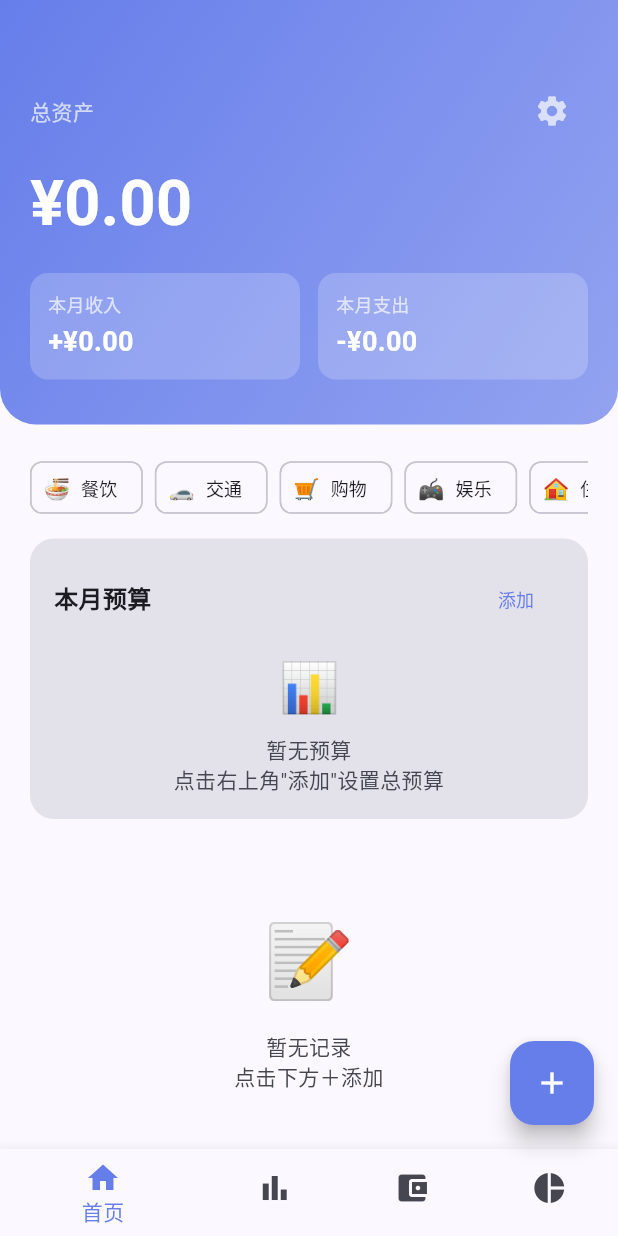
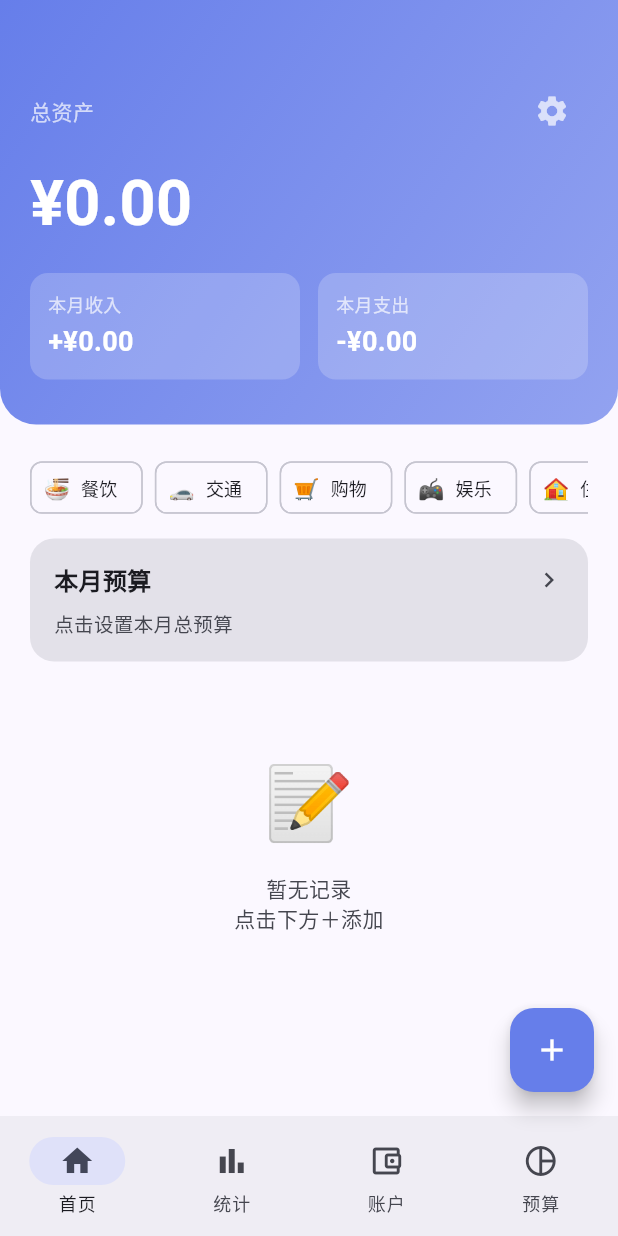
Before and after one commit to shouyangliu/wallet, a Flutter app: the screen it shows after launch, on a phone screen of 412 x 824 dp. Run offline on Flutter 3.47's test engine with Material 3 defaults, Android fonts, the phone set to English and light mode, and no system bars; our stand-ins replace fl_chart, shared_preferences; Roboto replaces fonts that are missing (Noto Sans SC).

Commit message:
改进外观：深色适配、状态栏、NavigationBar、金额自适应、预算卡复用

```diff
--- a/lib/main.dart
+++ b/lib/main.dart
@@ -1,6 +1,7 @@
 import 'dart:convert';
 import 'dart:io';
 import 'package:flutter/material.dart';
+import 'package:flutter/services.dart';
 import 'package:shared_preferences/shared_preferences.dart';
 import 'package:intl/intl.dart';
 import 'package:fl_chart/fl_chart.dart';
@@ -226,7 +227,7 @@ class _HomePageState extends State<HomePage> {
   String _statsType = 'month';
   int _statsYear = DateTime.now().year;
   int _statsMonth = DateTime.now().month;
-  String _searchQuery = '';
+  final String _searchQuery = '';
   String? _filterCategory;
 
   @override
@@ -367,7 +368,18 @@ class _HomePageState extends State<HomePage> {
 
   @override
   Widget build(BuildContext context) {
-    return Scaffold(
+    final scheme = Theme.of(context).colorScheme;
+    final topIsPrimary = _currentIndex != 3;
+    final topBg = topIsPrimary ? scheme.primary : scheme.surface;
+    final overlayStyle = ThemeData.estimateBrightnessForColor(topBg) ==
+            Brightness.dark
+        ? SystemUiOverlayStyle.light
+        : SystemUiOverlayStyle.dark;
+    return AnnotatedRegion<SystemUiOverlayStyle>(
+      value: overlayStyle.copyWith(
+        statusBarColor: Colors.transparent,
+      ),
+      child: Scaffold(
         resizeToAvoidBottomInset: false,
         body: IndexedStack(
           index: _currentIndex,
@@ -378,58 +390,72 @@ class _HomePageState extends State<HomePage> {
             _buildBudgetPage(),
           ],
         ),
-      bottomNavigationBar: BottomNavigationBar(
-        currentIndex: _currentIndex,
-        onTap: (i) => setState(() => _currentIndex = i),
-        selectedItemColor: Theme.of(context).colorScheme.primary,
-        unselectedItemColor: Theme.of(context).colorScheme.onSurfaceVariant,
-        items: const [
-          BottomNavigationBarItem(icon: Icon(Icons.home), label: '首页'),
-          BottomNavigationBarItem(icon: Icon(Icons.bar_chart), label: '统计'),
-          BottomNavigationBarItem(icon: Icon(Icons.account_balance_wallet), label: '账户'),
-          BottomNavigationBarItem(icon: Icon(Icons.pie_chart), label: '预算'),
+        bottomNavigationBar: NavigationBar(
+          selectedIndex: _currentIndex,
+          onDestinationSelected: (i) => setState(() => _currentIndex = i),
+          destinations: const [
+            NavigationDestination(icon: Icon(Icons.home_outlined), selectedIcon: Icon(Icons.home), label: '首页'),
+            NavigationDestination(icon: Icon(Icons.bar_chart_outlined), selectedIcon: Icon(Icons.bar_chart), label: '统计'),
+            NavigationDestination(icon: Icon(Icons.account_balance_wallet_outlined), selectedIcon: Icon(Icons.account_balance_wallet), label: '账户'),
+            NavigationDestination(icon: Icon(Icons.pie_chart_outline), selectedIcon: Icon(Icons.pie_chart), label: '预算'),
           ],
         ),
         floatingActionButton: _currentIndex == 0
             ? FloatingActionButton(
                 onPressed: _showAddDialog,
                 backgroundColor: Theme.of(context).colorScheme.primary,
-              child: const Icon(Icons.add, color: Colors.white),
+                child: Icon(Icons.add, color: Theme.of(context).colorScheme.onPrimary),
               )
             : _currentIndex == 2
                 ? FloatingActionButton(
                     onPressed: _showAddAccountDialog,
                     backgroundColor: Theme.of(context).colorScheme.primary,
-                  child: const Icon(Icons.add, color: Colors.white),
+                    child: Icon(Icons.add, color: Theme.of(context).colorScheme.onPrimary),
                   )
                 : _currentIndex == 3
                     ? FloatingActionButton(
                         onPressed: _showAddBudgetDialog,
                         backgroundColor: Theme.of(context).colorScheme.primary,
-                      child: const Icon(Icons.add, color: Colors.white),
+                        child: Icon(Icons.add, color: Theme.of(context).colorScheme.onPrimary),
                       )
                     : null,
-    );
-  }
-
-  Color _getBalanceColor(int backgroundColor) {
-    final brightness = ThemeData.estimateBrightnessForColor(Color(backgroundColor));
-    // 蓝绿色系：根据背景亮度自动调整
-    return brightness == Brightness.dark
-        ? Colors.cyanAccent // 深色背景用亮青色
-        : const Color(0xFF006064); // 浅色背景用深青色
+      ),
+    );
+  }
+
+  Color _onColor(int backgroundColor) {
+    return ThemeData.estimateBrightnessForColor(Color(backgroundColor)) ==
+            Brightness.dark
+        ? Colors.white
+        : Colors.black;
+  }
+
+  ({double totalSpent, int remainingDays, double dailyAvailable}) _computeBudget() {
+    final now = DateTime.now();
+    final totalSpent = _transactions
+        .where((t) =>
+            t.isExpense && t.date.year == now.year && t.date.month == now.month)
+        .fold(0.0, (s, t) => s + t.amount);
+    final daysInMonth = DateTime(now.year, now.month + 1, 0).day;
+    final remainingDays = daysInMonth - now.day + 1;
+    final dailyAvailable = (_budget == null || remainingDays <= 0)
+        ? 0.0
+        : (_budget!.totalLimit - totalSpent) / remainingDays;
+    return (
+      totalSpent: totalSpent,
+      remainingDays: remainingDays,
+      dailyAvailable: dailyAvailable,
+    );
   }
 
   Widget _buildBudgetCard() {
-    // 计算本月总支出
-    final now = DateTime.now();
-    final monthExpenses = _transactions.where((t) =>
-        t.isExpense &&
-        t.date.year == now.year &&
-        t.date.month == now.month);
-    final totalSpent = monthExpenses.fold(0.0, (sum, t) => sum + t.amount);
-
-    return Container(
+    final stats = _computeBudget();
+    final totalSpent = stats.totalSpent;
+
+    return InkWell(
+      onTap: () => setState(() => _currentIndex = 3),
+      borderRadius: BorderRadius.circular(16),
+      child: Container(
         margin: const EdgeInsets.fromLTRB(20, 16, 20, 0),
         padding: const EdgeInsets.all(16),
         decoration: BoxDecoration(
@@ -442,55 +468,60 @@ class _HomePageState extends State<HomePage> {
             Row(
               mainAxisAlignment: MainAxisAlignment.spaceBetween,
               children: [
-              Text('本月预算', style: TextStyle(fontSize: 16, fontWeight: FontWeight.bold)),
-              TextButton(
-                onPressed: _showAddBudgetDialog,
-                child: Text(_budget == null ? '添加' : '设置', style: TextStyle(fontSize: 12)),
-              ),
+                const Text('本月预算', style: TextStyle(fontSize: 16, fontWeight: FontWeight.bold)),
+                Icon(Icons.chevron_right,
+                    size: 20,
+                    color: Theme.of(context).colorScheme.onSurfaceVariant),
               ],
             ),
             if (_budget == null) ...[
-            const SizedBox(height: 12),
-            Center(
-              child: Column(
-                children: [
-                  const Text('📊', style: TextStyle(fontSize: 32)),
               const SizedBox(height: 8),
-                  Text('暂无预算\n点击右上角"添加"设置总预算',
-                      textAlign: TextAlign.center,
-                      style: TextStyle(color: Theme.of(context).colorScheme.onSurfaceVariant)),
-                ],
-              ),
-            ),
+              Text('点击设置本月总预算',
+                  style: TextStyle(
+                      fontSize: 13,
+                      color: Theme.of(context).colorScheme.onSurfaceVariant)),
             ] else ...[
               const SizedBox(height: 8),
               Row(
                 children: [
                   Text(_budget!.emoji, style: const TextStyle(fontSize: 16)),
                   const SizedBox(width: 8),
-                Text('总预算', style: const TextStyle(fontSize: 14)),
+                  Text(
+                    '¥${totalSpent.toStringAsFixed(0)} / ¥${_budget!.totalLimit.toStringAsFixed(0)}',
+                    style: const TextStyle(fontSize: 13),
+                  ),
                   const Spacer(),
-                Text('¥${totalSpent.toStringAsFixed(0)}/¥${_budget!.totalLimit.toStringAsFixed(0)}',
-                    style: const TextStyle(fontSize: 12)),
-              ],
-            ),
-            const SizedBox(height: 4),
-            LinearProgressIndicator(
+                  Text(
+                    '${((totalSpent / _budget!.totalLimit) * 100).clamp(0, 999).toStringAsFixed(0)}%',
+                    style: TextStyle(
+                        fontSize: 13,
+                        fontWeight: FontWeight.bold,
+                        color: totalSpent > _budget!.totalLimit
+                            ? Colors.red
+                            : Theme.of(context).colorScheme.onSurface),
+                  ),
+                ],
+              ),
+              const SizedBox(height: 6),
+              ClipRRect(
+                borderRadius: BorderRadius.circular(4),
+                child: LinearProgressIndicator(
+                  minHeight: 6,
                   value: (totalSpent / _budget!.totalLimit).clamp(0.0, 1.0),
-              backgroundColor: Colors.grey[300],
+                  backgroundColor:
+                      Theme.of(context).colorScheme.surfaceContainer,
                   valueColor: AlwaysStoppedAnimation<Color>(
-                totalSpent > _budget!.totalLimit * 0.8 ? Colors.red : Colors.green,
-              ),
-            ),
-            const SizedBox(height: 4),
-            if (totalSpent > _budget!.totalLimit)
-              Text('已超支¥${(totalSpent - _budget!.totalLimit).toStringAsFixed(2)}',
-                  style: const TextStyle(fontSize: 12, color: Colors.red)),
-            if (totalSpent <= _budget!.totalLimit)
-              Text('剩余¥${(_budget!.totalLimit - totalSpent).toStringAsFixed(2)} (日均¥${(_budget!.totalLimit - totalSpent) / DateTime(now.year, now.month + 1, 0).day > 0 ? (_budget!.totalLimit - totalSpent) / DateTime(now.year, now.month + 1, 0).day : 0})',
-                  style: const TextStyle(fontSize: 12, color: Colors.green)),
-          ],
-        ],
+                    totalSpent > _budget!.totalLimit
+                        ? Colors.red
+                        : totalSpent > _budget!.totalLimit * 0.8
+                            ? Colors.orange
+                            : Theme.of(context).colorScheme.primary,
+                  ),
+                ),
+              ),
+            ],
+          ],
+        ),
       ),
     );
   }
@@ -587,7 +618,7 @@ class _HomePageState extends State<HomePage> {
               gradient: LinearGradient(
                 colors: [
                   Theme.of(context).colorScheme.primary,
-                  Theme.of(context).colorScheme.primary.withValues(alpha:0.7),
+                  Theme.of(context).colorScheme.primary.withValues(alpha: 0.7),
                 ],
                 begin: Alignment.topLeft,
                 end: Alignment.bottomRight,
@@ -612,11 +643,16 @@ class _HomePageState extends State<HomePage> {
                   ],
                 ),
                 const SizedBox(height: 8),
-                Text('¥${_balance.toStringAsFixed(2)}',
+                FittedBox(
+                  fit: BoxFit.scaleDown,
+                  alignment: Alignment.centerLeft,
+                  child: Text('¥${_balance.toStringAsFixed(2)}',
+                      maxLines: 1,
                       style: const TextStyle(
                           color: Colors.white,
                           fontSize: 42,
                           fontWeight: FontWeight.bold)),
+                ),
                 const SizedBox(height: 16),
                 Row(
                   children: [
@@ -647,7 +683,7 @@ class _HomePageState extends State<HomePage> {
                       child: Container(
                         padding: const EdgeInsets.all(12),
                         decoration: BoxDecoration(
-                            color: Colors.white.withValues(alpha:0.2),
+                            color: Colors.white.withValues(alpha: 0.2),
                             borderRadius: BorderRadius.circular(12)),
                         child: Column(
                           crossAxisAlignment: CrossAxisAlignment.start,
@@ -847,7 +883,7 @@ class _HomePageState extends State<HomePage> {
                 gradient: LinearGradient(
                   colors: [
                     Theme.of(context).colorScheme.primary,
-                    Theme.of(context).colorScheme.primary.withValues(alpha:0.7),
+                    Theme.of(context).colorScheme.primary.withValues(alpha: 0.7),
                   ],
                   begin: Alignment.topLeft,
                   end: Alignment.bottomRight,
@@ -938,12 +974,12 @@ class _HomePageState extends State<HomePage> {
         margin: const EdgeInsets.only(left: 6),
         padding: const EdgeInsets.symmetric(horizontal: 10, vertical: 4),
         decoration: BoxDecoration(
-          color: active ? Colors.white.withValues(alpha:0.25) : Colors.transparent,
+          color: active ? Colors.white.withValues(alpha: 0.25) : Colors.transparent,
           borderRadius: BorderRadius.circular(8),
           border: Border.all(
             color: active
                 ? Colors.white
-                : Colors.white.withValues(alpha:0.4),
+                : Colors.white.withValues(alpha: 0.4),
           ),
         ),
         child: Text('$n列',
@@ -963,7 +999,7 @@ class _HomePageState extends State<HomePage> {
               gradient: LinearGradient(
                 colors: [
                   Theme.of(context).colorScheme.primary,
-                  Theme.of(context).colorScheme.primary.withValues(alpha:0.7),
+                  Theme.of(context).colorScheme.primary.withValues(alpha: 0.7),
                 ],
                 begin: Alignment.topLeft,
                 end: Alignment.bottomRight,
@@ -991,11 +1027,16 @@ class _HomePageState extends State<HomePage> {
                   ],
                 ),
                 const SizedBox(height: 8),
-                Text('¥${totalAssets.toStringAsFixed(2)}',
+                FittedBox(
+                  fit: BoxFit.scaleDown,
+                  alignment: Alignment.centerLeft,
+                  child: Text('¥${totalAssets.toStringAsFixed(2)}',
+                      maxLines: 1,
                       style: const TextStyle(
                           color: Colors.white,
                           fontSize: 42,
                           fontWeight: FontWeight.bold)),
+                ),
               ],
             ),
           ),
@@ -1038,7 +1079,7 @@ class _HomePageState extends State<HomePage> {
                             borderRadius: BorderRadius.circular(16),
                             boxShadow: [
                               BoxShadow(
-                                color: Theme.of(context).colorScheme.shadow.withValues(alpha:0.08),
+                                color: Theme.of(context).colorScheme.shadow.withValues(alpha: 0.08),
                                 blurRadius: 10,
                                 offset: const Offset(0, 2),
                               ),
@@ -1057,16 +1098,14 @@ class _HomePageState extends State<HomePage> {
                                   style: TextStyle(
                                       fontSize: 13,
                                       fontWeight: FontWeight.w500,
-                                      color: ThemeData.estimateBrightnessForColor(Color(a.color)) == Brightness.dark
-                                          ? Colors.white
-                                          : Colors.black)),
+                                      color: _onColor(a.color))),
                               const SizedBox(height: 4),
                               Text(
                                  '¥${a.balance.toStringAsFixed(2)}',
                                  style: TextStyle(
                                    fontSize: 14,
                                    fontWeight: FontWeight.bold,
-                                   color: _getBalanceColor(a.color),
+                                   color: _onColor(a.color),
                                  ),
                               ),
                             ],
@@ -1083,15 +1122,9 @@ class _HomePageState extends State<HomePage> {
   }
 
   Widget _buildBudgetPage() {
-    final now = DateTime.now();
-    final monthExpenses = _transactions.where((t) =>
-        t.isExpense &&
-        t.date.year == now.year &&
-        t.date.month == now.month);
-    final totalSpent = monthExpenses.fold(0.0, (sum, t) => sum + t.amount);
-    final daysInMonth = DateTime(now.year, now.month + 1, 0).day;
-    final dayOfMonth = now.day;
-    final remainingDays = daysInMonth - dayOfMonth + 1;
+    final stats = _computeBudget();
+    final totalSpent = stats.totalSpent;
+    final remainingDays = stats.remainingDays;
 
     return CustomScrollView(
       slivers: [
@@ -1222,7 +1255,7 @@ class _HomePageState extends State<HomePage> {
           const Divider(height: 16),
           _buildBudgetInfoRow('日均可用', '¥${dailyAvailable.toStringAsFixed(2)}', Colors.orange),
           const Divider(height: 16),
-          _buildBudgetInfoRow('剩余天数', '${remainingDays}天', Colors.purple),
+          _buildBudgetInfoRow('剩余天数', '$remainingDays天', Colors.purple),
         ],
       ),
     );
@@ -1242,7 +1275,7 @@ class _HomePageState extends State<HomePage> {
     return Container(
       padding: const EdgeInsets.all(12),
       decoration: BoxDecoration(
-        color: Colors.white.withValues(alpha:0.2),
+        color: Colors.white.withValues(alpha: 0.2),
         borderRadius: BorderRadius.circular(12),
       ),
       child: Column(
@@ -1316,9 +1349,9 @@ class _HomePageState extends State<HomePage> {
     return Container(
       padding: const EdgeInsets.all(10),
       decoration: BoxDecoration(
-        color: color.withValues(alpha:0.08),
+        color: color.withValues(alpha: 0.08),
         borderRadius: BorderRadius.circular(12),
-        border: Border.all(color: color.withValues(alpha:0.2)),
+        border: Border.all(color: color.withValues(alpha: 0.2)),
       ),
       child: Column(
         children: [
@@ -1480,7 +1513,7 @@ class _HomePageState extends State<HomePage> {
       dotData: FlDotData(show: true, getDotPainter: (spot, percent, barData, index) {
         return FlDotCirclePainter(radius: 1.5, color: color, strokeWidth: 0);
       }),
-      belowBarData: BarAreaData(show: true, color: color.withValues(alpha:0.1)),
+      belowBarData: BarAreaData(show: true, color: color.withValues(alpha: 0.1)),
       dashArray: isExpense == null ? [5, 5] : null,
     );
   }
@@ -1670,7 +1703,7 @@ class _HomePageState extends State<HomePage> {
                                     : Theme.of(context).colorScheme.outlineVariant),
                             borderRadius: BorderRadius.circular(12),
                             color: selectedCategory == c
-                                ? Theme.of(context).colorScheme.primary.withValues(alpha:0.1)
+                                ? Theme.of(context).colorScheme.primary.withValues(alpha: 0.1)
                                 : null,
                           ),
                           child: Column(
@@ -2200,7 +2233,7 @@ class _HomePageState extends State<HomePage> {
             height: 40,
             decoration: BoxDecoration(
               color: ctrl.text == e
-                  ? Theme.of(context).colorScheme.primary.withValues(alpha:0.15)
+                  ? Theme.of(context).colorScheme.primary.withValues(alpha: 0.15)
                   : Theme.of(context).colorScheme.surfaceContainerHighest,
               borderRadius: BorderRadius.circular(10),
               border: ctrl.text == e
@@ -2232,7 +2265,7 @@ class _HomePageState extends State<HomePage> {
             decoration: BoxDecoration(
               color: Color(c),
               shape: BoxShape.circle,
-              border: Border.all(color: Colors.grey.shade300),
+              border: Border.all(color: Theme.of(context).colorScheme.outlineVariant),
             ),
           ),
         );
```
Lines whose indentation alone changed are shown as unchanged.
